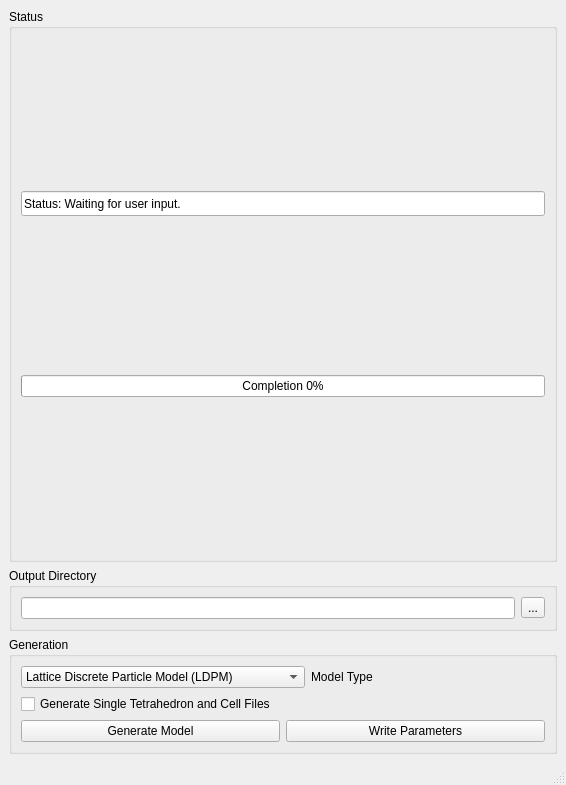
Concrete-Chrono-Development/chrono-preprocessor, file freecad/chronoWorkbench/gui/ui/ui_LDPMCSL_generation.ui: the form before one commit.
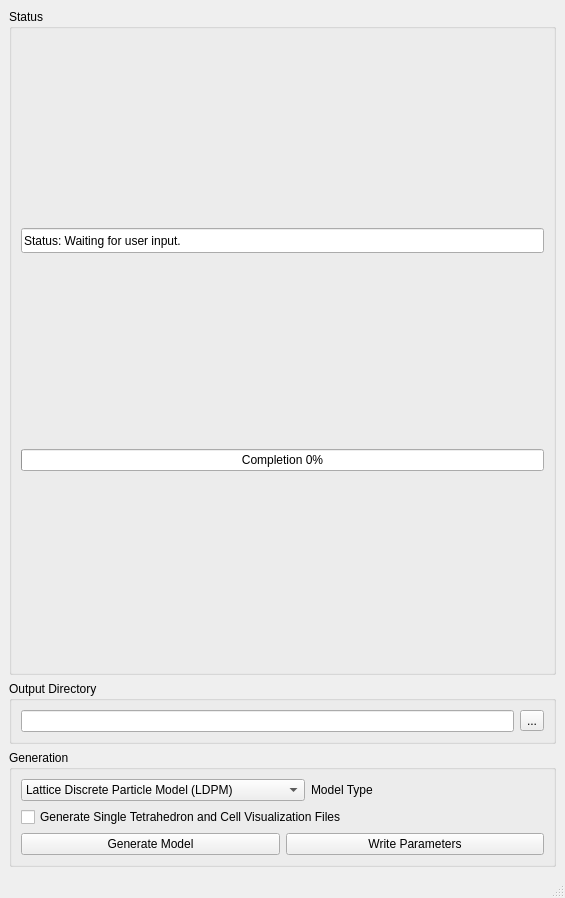
The form after the commit.

Commit message: Start of placeholder developments for single tet debugging addition

Diff of the .ui file:
```diff
--- a/freecad/chronoWorkbench/gui/ui/ui_LDPMCSL_generation.ui
+++ b/freecad/chronoWorkbench/gui/ui/ui_LDPMCSL_generation.ui
@@ -6,8 +6,8 @@
    <rect>
     <x>0</x>
     <y>0</y>
-    <width>566</width>
-    <height>785</height>
+    <width>565</width>
+    <height>898</height>
    </rect>
   </property>
   <property name="sizePolicy">
@@ -227,7 +227,7 @@
           <bool>true</bool>
          </property>
          <property name="text">
-          <string>Generate Single Tetrahedron and Cell Files</string>
+          <string>Generate Single Tetrahedron and Cell Visualization Files</string>
          </property>
          <property name="checked">
           <bool>false</bool>
```
Left out of the diff: 68 changed lines with no effect on the pictures. The commit also changes 2 other files.
